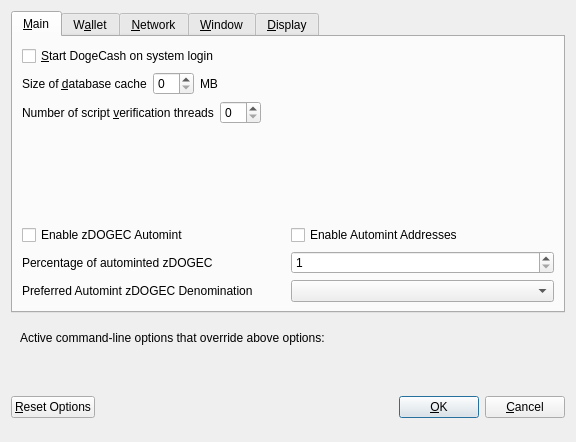
The window that src/qt/forms/optionsdialog.ui (dogecash/dogecash-old) describes before a commit, drawn with Qt 5.
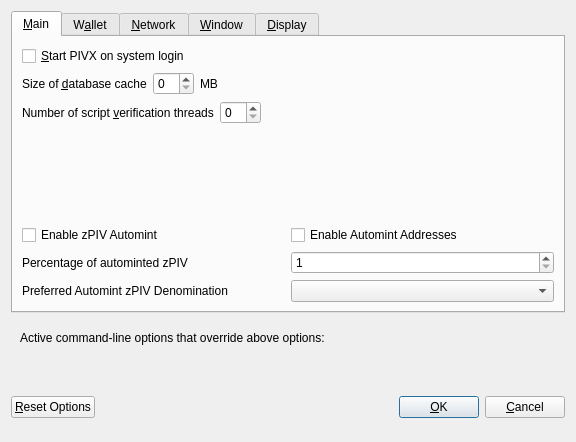
The same window after the commit. Custom widgets are drawn as their Qt base class.

Commit message: [Init] Start source cleanse

Patch:
```diff
--- a/src/qt/forms/optionsdialog.ui
+++ b/src/qt/forms/optionsdialog.ui
@@ -33,7 +33,7 @@
           <string>Automatically start DogeCash after logging in to the system.</string>
          </property>
          <property name="text">
-          <string>&amp;Start DogeCash on system login</string>
+          <string>&amp;Start PIVX on system login</string>
          </property>
         </widget>
        </item>
@@ -147,7 +147,7 @@
                <enum>Qt::LeftToRight</enum>
               </property>
               <property name="text">
-               <string>Enable zDOGEC Automint</string>
+               <string>Enable zPIV Automint</string>
               </property>
              </widget>
             </item>
@@ -174,7 +174,7 @@
                <string>Percentage of incoming DOGEC which get automatically converted to zDOGEC via Zerocoin Protocol (min: 10%)</string>
               </property>
               <property name="text">
-               <string>Percentage of autominted zDOGEC</string>
+               <string>Percentage of autominted zPIV</string>
               </property>
              </widget>
             </item>
@@ -207,7 +207,7 @@
                <string>Wait with automatic conversion to Zerocoin until enough DOGEC for this denomination is available</string>
               </property>
               <property name="text">
-               <string>Preferred Automint zDOGEC Denomination</string>
+               <string>Preferred Automint zPIV Denomination</string>
               </property>
              </widget>
             </item>
```
Left out of the diff: 28 changed lines with no effect on the pictures. The commit also changes 766 other files.
